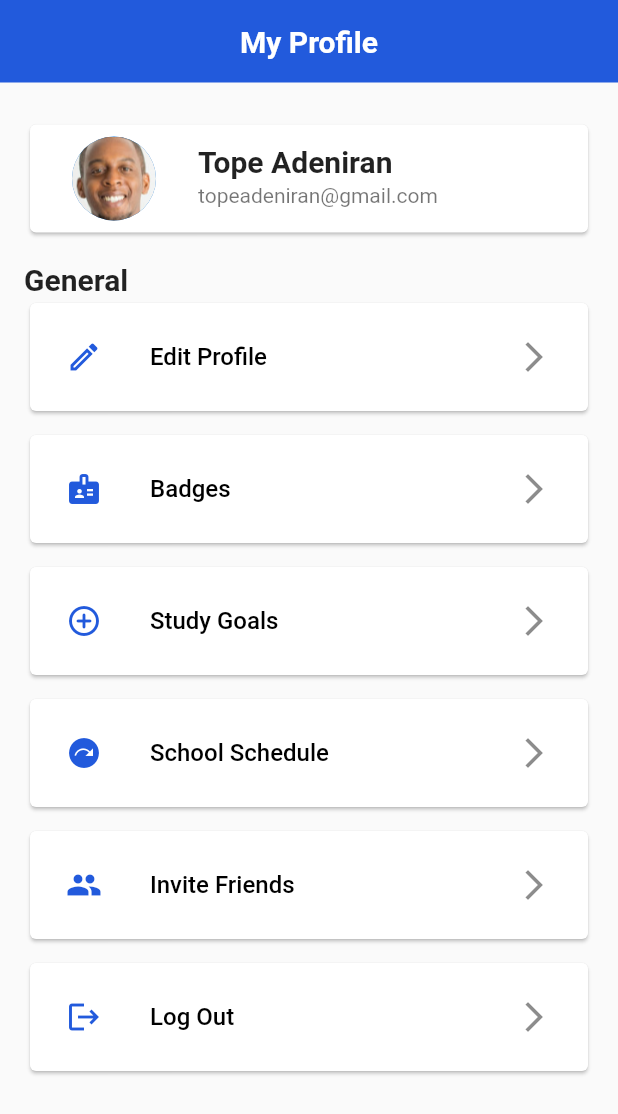
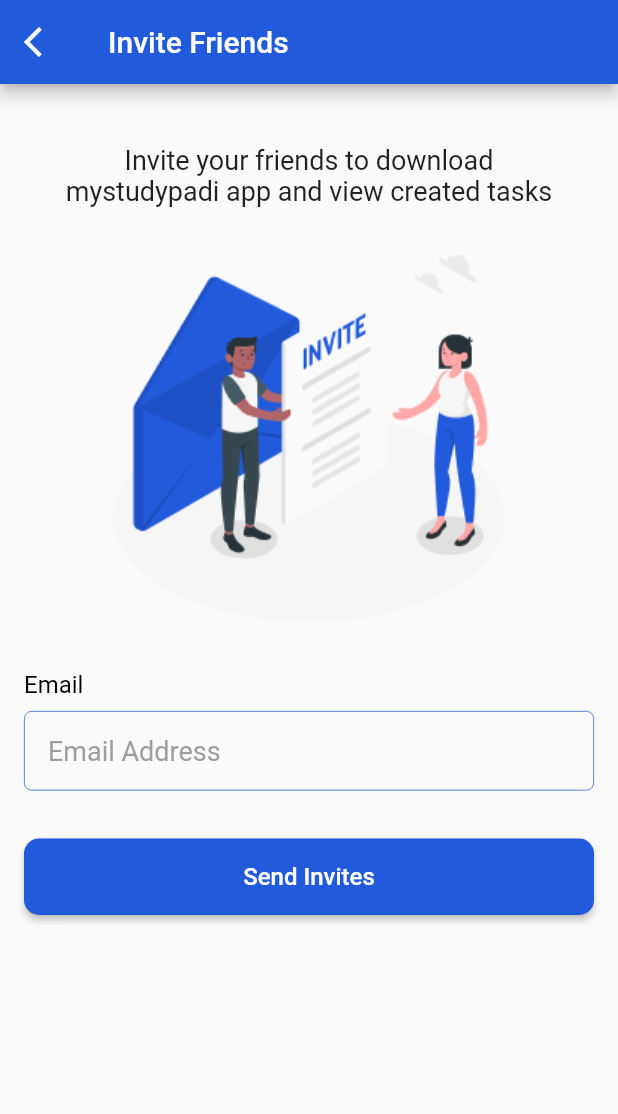
Before and after one commit to toyyibat1/My-StudyPal, a Flutter app: the ProfileScreen screen opened directly, after a tap on "Invite Friends", on a phone screen of 412 x 824 dp. Shown: the top 1114 px of the screen. Run offline on Flutter 3.47's test engine with Material 2 defaults, Android fonts, the phone set to English and light mode, and no system bars; our stand-ins replace firebase_core, flutter_spinkit, flutter_svg, google_fonts; accounts and stored records are empty.

Commit message:
added school schedule, invite friends screens

```diff
--- a/lib/src/core/images.dart
+++ b/lib/src/core/images.dart
@@ -4,6 +4,8 @@ const welcome = 'assets/man.png';
 const task = 'assets/task.png';
 const timetable = 'assets/timetable.png';
 const goal = 'assets/goals.png';
+const invite = 'assets/invites.png';
+const mark = 'assets/mark.png';
 
 const onboarding1 = 'assets/onboarding1.svg';
 const onboarding2 = 'assets/onboarding2.svg';
--- /dev/null
+++ b/lib/src/views/screens/invite_friends_screen.dart
@@ -0,0 +1,66 @@
+import 'dart:ui';
+
+import 'package:flutter/material.dart';
+import 'package:my_study_pal/src/core/constants.dart';
+import 'package:my_study_pal/src/core/images.dart';
+import 'package:my_study_pal/src/views/screens/invites_success_screen.dart';
+import 'package:my_study_pal/src/views/widgets/app_button.dart';
+import 'package:my_study_pal/src/views/widgets/app_textfield.dart';
+
+class InviteFriendScreen extends StatefulWidget {
+  @override
+  _InviteFriendScreenState createState() => _InviteFriendScreenState();
+}
+
+class _InviteFriendScreenState extends State<InviteFriendScreen> {
+  @override
+  Widget build(BuildContext context) {
+    return Scaffold(
+      appBar: AppBar(
+        title: Text('Invite Friends'),
+        backgroundColor: kPrimaryColor,
+        leading: GestureDetector(
+          onTap: ()=>Navigator.pop(context),
+          child: Icon(Icons.arrow_back_ios),
+        ),
+      ),
+      body: Padding(
+        padding: const EdgeInsets.all(16.0),
+        child: SafeArea(
+          child: Center(
+            child: Column(
+              children: [
+                kMediumVerticalSpacing,
+                Text('Invite your friends to download\nmystudypadi app and view created tasks',
+                textAlign: TextAlign.center,
+                style: TextStyle(fontSize: 18),),
+                kLargeVerticalSpacing,
+                Image.asset(invite,),
+                kLargeVerticalSpacing,
+                AppTextField(
+                text: 'Email',
+                hintText: 'Email Address',
+                ),
+                kLargeVerticalSpacing,
+                Row(
+                children: [
+                  Expanded(
+                    child: AppButton(
+                      label: 'Send Invites',
+                      color: kPrimaryColor,
+                      textColor: Colors.white,
+                      onPressed: () {
+                       Navigator.push(context, MaterialPageRoute(builder: (context)=> InviteSucessScreen()));
+                      },
+                    ),
+                  ),
+                ],
+              ),
+
+              ],
+            ),
+          )),
+      ),
+    );
+  }
+}
--- a/lib/src/views/screens/profile_screen.dart
+++ b/lib/src/views/screens/profile_screen.dart
@@ -2,7 +2,9 @@
 import 'package:flutter/material.dart';
 import 'package:my_study_pal/src/core/constants.dart';
 import 'package:my_study_pal/src/core/images.dart';
+import 'package:my_study_pal/src/views/screens/add_schedule_screen.dart';
 import 'package:my_study_pal/src/views/screens/badges_screen.dart';
+import 'package:my_study_pal/src/views/screens/invite_friends_screen.dart';
 import 'package:my_study_pal/src/views/screens/study_goals.dart';
 
 import 'edit_profile_screen.dart';
@@ -96,7 +98,9 @@ class _ProfileScreenState extends State<ProfileScreen> {
                       ),
                       kExtraSmallVerticalSpacing,
                       ProfileCard(
-                        ontap: () {},
+                        ontap: () {
+                          Navigator.push(context, MaterialPageRoute(builder: (context)=> AddScheduleScreen()));
+                        },
                         text: 'School Schedule',
                         icon: Icon(
                           Icons.next_plan,
@@ -105,7 +109,9 @@ class _ProfileScreenState extends State<ProfileScreen> {
                       ),
                       kExtraSmallVerticalSpacing,
                       ProfileCard(
-                        ontap: () {},
+                        ontap: () {
+                          Navigator.push(context, MaterialPageRoute(builder: (context)=> InviteFriendScreen()));
+                        },
                         text: 'Invite Friends',
                         icon: Icon(
                           Icons.people,
```
Also changed, not shown: lib/src/views/screens/add_schedule_screen.dart (added, +50 -0 lines), lib/src/views/screens/invites_success_screen.dart (added, +29 -0 lines).
